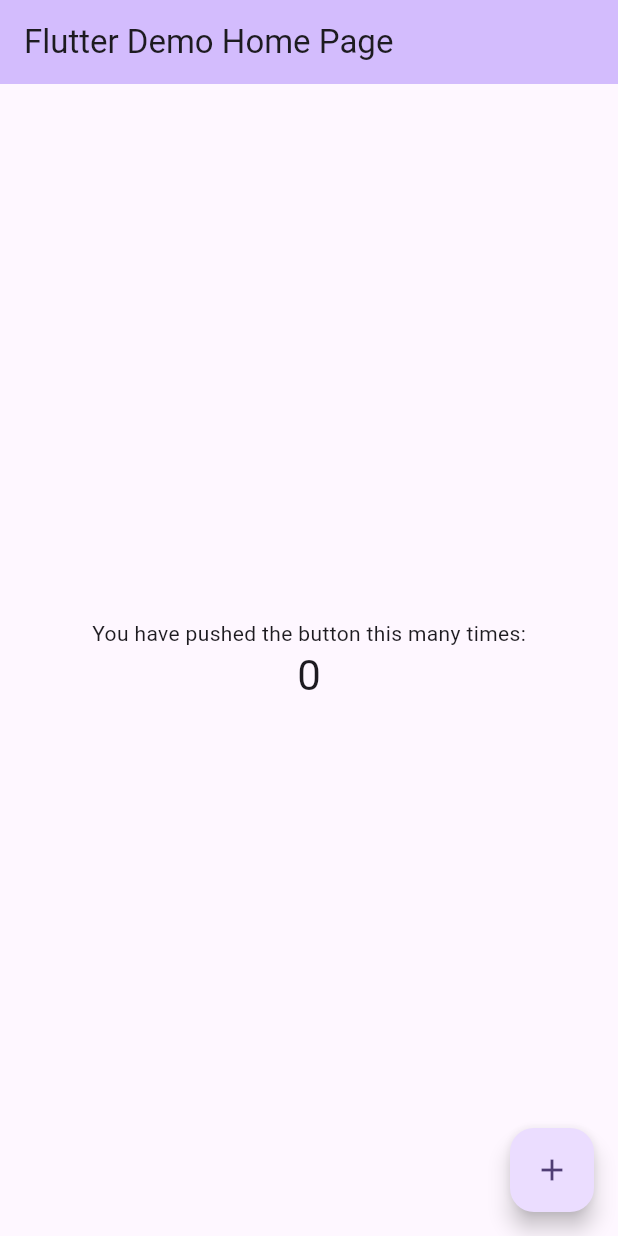
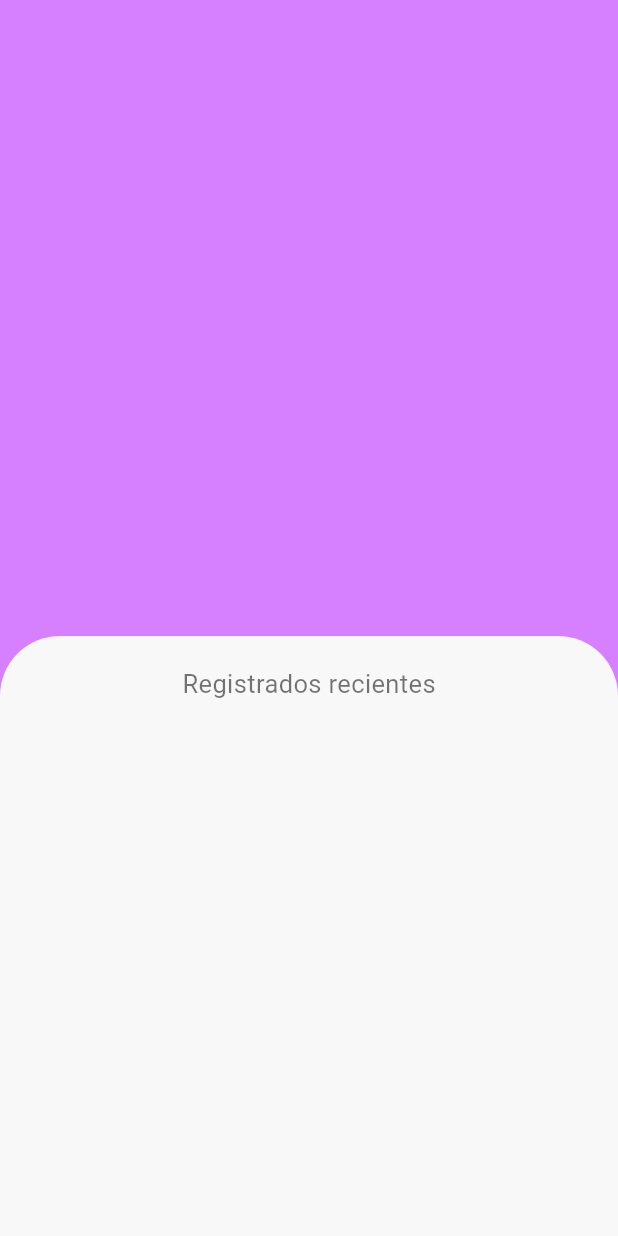
Before and after one commit to Maazapan/MuebleScan, a Flutter app: the screen it shows after launch, on a phone screen of 412 x 824 dp. Run offline on Flutter 3.47's test engine with Material 3 defaults, Android fonts, the phone set to English and light mode, and no system bars.

Commit message:
first steps

```diff
--- a/lib/main.dart
+++ b/lib/main.dart
@@ -8,16 +8,12 @@ void main() {
 class MyApp extends StatelessWidget {
   const MyApp({super.key});
 
-  // This widget is the root of your application.
   @override
   Widget build(BuildContext context) {
-    return MaterialApp(
-      title: 'Flutter Demo',
-      theme: ThemeData(
-        colorScheme: ColorScheme.fromSeed(seedColor: Colors.deepPurple),
-        useMaterial3: true,
-      ),
-      home: const MyHomePage(title: 'Flutter Demo Home Page'),
+    return const MaterialApp(
+      title: 'MuebleScan',
+      home: HomePage(),
+      debugShowCheckedModeBanner: false,
     );
   }
 }
--- a/lib/screens/home_page.dart
+++ b/lib/screens/home_page.dart
@@ -1,49 +1,51 @@
 import 'package:flutter/material.dart';
 
-class MyHomePage extends StatefulWidget {
-  const MyHomePage({super.key, required this.title});
-
-  final String title;
+class HomePage extends StatefulWidget {
+  const HomePage({super.key});
 
   @override
-  State<MyHomePage> createState() => _MyHomePageState();
+  _HomePageState createState() => _HomePageState();
 }
 
-class _MyHomePageState extends State<MyHomePage> {
-  int _counter = 0;
-
-  void _incrementCounter() {
-    setState(() {
-      _counter++;
-    });
-  }
-
+class _HomePageState extends State<HomePage> {
   @override
   Widget build(BuildContext context) {
     return Scaffold(
-      appBar: AppBar(
-        backgroundColor: Theme.of(context).colorScheme.inversePrimary,
-        title: Text(widget.title),
+      backgroundColor: const Color(0xFFD67FFF),
+      body: Column(
+        children: <Widget>[
+          const Spacer(),
+          Padding(
+            padding: const EdgeInsets.only(top: 10),
+            child: Container(
+              height: 400,
+              decoration: const BoxDecoration(
+                color: Color(0xFFf8f8f8),
+                borderRadius: BorderRadius.only(
+                  topLeft: Radius.circular(40),
+                  topRight: Radius.circular(40),
                 ),
-      body: Center(
+              ),
+              child: const Center(
                 child: Column(
-          mainAxisAlignment: MainAxisAlignment.center,
-          children: <Widget>[
-            const Text(
-              'You have pushed the button this many times:',
+                  children: [
+                    Padding(
+                      padding: EdgeInsets.only(top: 20),
+                      child: Text(
+                        "Registrados recientes",
+                        style: TextStyle(
+                          fontSize: 17,
+                          color: Colors.black54,
                         ),
-            Text(
-              '$_counter',
-              style: Theme.of(context).textTheme.headlineMedium,
+                      ),
                     ),
                   ],
                 ),
               ),
-      floatingActionButton: FloatingActionButton(
-        onPressed: _incrementCounter,
-        tooltip: 'Increment',
-        child: const Icon(Icons.add),
-      ), // This trailing comma makes auto-formatting nicer for build methods.
+            ),
+          ),
+        ],
+      ),
     );
   }
 }
```
Lines whose indentation alone changed are shown as unchanged.
